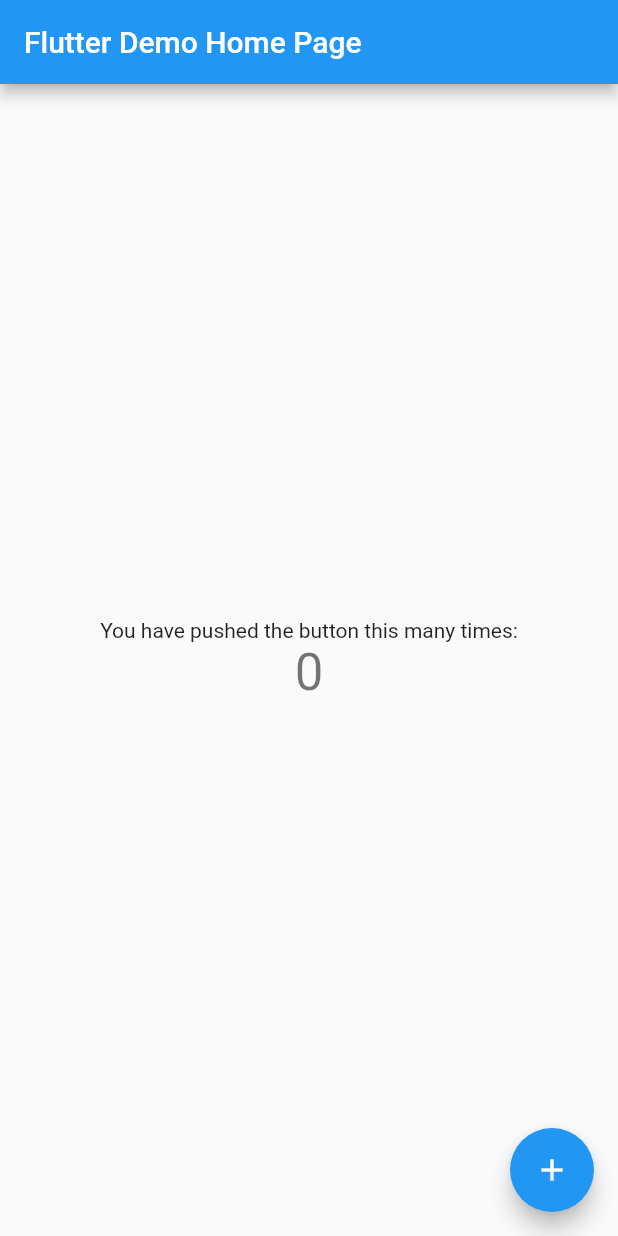
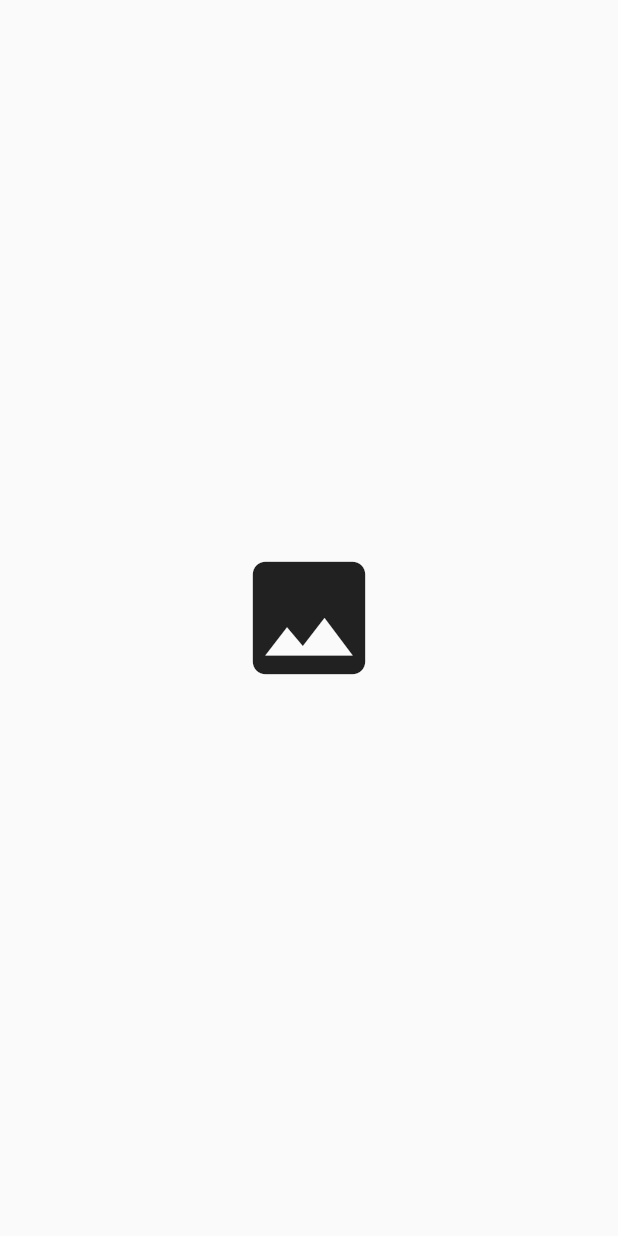
Before and after one commit to EASYhz/JeongSanHaeYOP, a Flutter app: the screen it shows after launch, on a phone screen of 412 x 824 dp. Run offline on Flutter 3.47's test engine with Material 2 defaults, Android fonts, the phone set to English and light mode, and no system bars.

Commit message:
MainPage: Initial Setting

```diff
--- a/lib/main.dart
+++ b/lib/main.dart
@@ -1,115 +1,14 @@
 import 'package:flutter/material.dart';
+import 'package:jeongsanhaepyop/mainPage.dart';
 
 void main() {
   runApp(const MyApp());
 }
-
 class MyApp extends StatelessWidget {
-  const MyApp({super.key});
-
-  // This widget is the root of your application.
-  @override
-  Widget build(BuildContext context) {
-    return MaterialApp(
-      title: 'Flutter Demo',
-      theme: ThemeData(
-        // This is the theme of your application.
-        //
-        // Try running your application with "flutter run". You'll see the
-        // application has a blue toolbar. Then, without quitting the app, try
-        // changing the primarySwatch below to Colors.green and then invoke
-        // "hot reload" (press "r" in the console where you ran "flutter run",
-        // or simply save your changes to "hot reload" in a Flutter IDE).
-        // Notice that the counter didn't reset back to zero; the application
-        // is not restarted.
-        primarySwatch: Colors.blue,
-      ),
-      home: const MyHomePage(title: 'Flutter Demo Home Page'),
-    );
-  }
-}
-
-class MyHomePage extends StatefulWidget {
-  const MyHomePage({super.key, required this.title});
-
-  // This widget is the home page of your application. It is stateful, meaning
-  // that it has a State object (defined below) that contains fields that affect
-  // how it looks.
-
-  // This class is the configuration for the state. It holds the values (in this
-  // case the title) provided by the parent (in this case the App widget) and
-  // used by the build method of the State. Fields in a Widget subclass are
-  // always marked "final".
-
-  final String title;
-
-  @override
-  State<MyHomePage> createState() => _MyHomePageState();
-}
-
-class _MyHomePageState extends State<MyHomePage> {
-  int _counter = 0;
-
-  void _incrementCounter() {
-    setState(() {
-      // This call to setState tells the Flutter framework that something has
-      // changed in this State, which causes it to rerun the build method below
-      // so that the display can reflect the updated values. If we changed
-      // _counter without calling setState(), then the build method would not be
-      // called again, and so nothing would appear to happen.
-      _counter++;
-    });
-  }
+  const MyApp({Key? key}) : super(key: key);
 
   @override
   Widget build(BuildContext context) {
-    // This method is rerun every time setState is called, for instance as done
-    // by the _incrementCounter method above.
-    //
-    // The Flutter framework has been optimized to make rerunning build methods
-    // fast, so that you can just rebuild anything that needs updating rather
-    // than having to individually change instances of widgets.
-    return Scaffold(
-      appBar: AppBar(
-        // Here we take the value from the MyHomePage object that was created by
-        // the App.build method, and use it to set our appbar title.
-        title: Text(widget.title),
-      ),
-      body: Center(
-        // Center is a layout widget. It takes a single child and positions it
-        // in the middle of the parent.
-        child: Column(
-          // Column is also a layout widget. It takes a list of children and
-          // arranges them vertically. By default, it sizes itself to fit its
-          // children horizontally, and tries to be as tall as its parent.
-          //
-          // Invoke "debug painting" (press "p" in the console, choose the
-          // "Toggle Debug Paint" action from the Flutter Inspector in Android
-          // Studio, or the "Toggle Debug Paint" command in Visual Studio Code)
-          // to see the wireframe for each widget.
-          //
-          // Column has various properties to control how it sizes itself and
-          // how it positions its children. Here we use mainAxisAlignment to
-          // center the children vertically; the main axis here is the vertical
-          // axis because Columns are vertical (the cross axis would be
-          // horizontal).
-          mainAxisAlignment: MainAxisAlignment.center,
-          children: <Widget>[
-            const Text(
-              'You have pushed the button this many times:',
-            ),
-            Text(
-              '$_counter',
-              style: Theme.of(context).textTheme.headline4,
-            ),
-          ],
-        ),
-      ),
-      floatingActionButton: FloatingActionButton(
-        onPressed: _incrementCounter,
-        tooltip: 'Increment',
-        child: const Icon(Icons.add),
-      ), // This trailing comma makes auto-formatting nicer for build methods.
-    );
+    return const MainPage();
   }
 }
--- /dev/null
+++ b/lib/mainPage.dart
@@ -0,0 +1,29 @@
+import 'package:flutter/cupertino.dart';
+import 'package:flutter/material.dart';
+
+class MainPage extends StatefulWidget {
+  const MainPage({Key? key}) : super(key: key);
+
+  @override
+  State<MainPage> createState() => _MainPageState();
+}
+
+class _MainPageState extends State<MainPage> {
+  @override
+  Widget build(BuildContext context) {
+    return MaterialApp(
+      home: Scaffold(
+        body: Center(
+          child: SizedBox(
+            height: 150,
+            width: 150,
+            child: IconButton(
+              icon: const Icon(Icons.image, size: 100,),
+              onPressed: () {  },
+            ),
+          ),
+        ),
+      ),
+    );
+  }
+}
```
